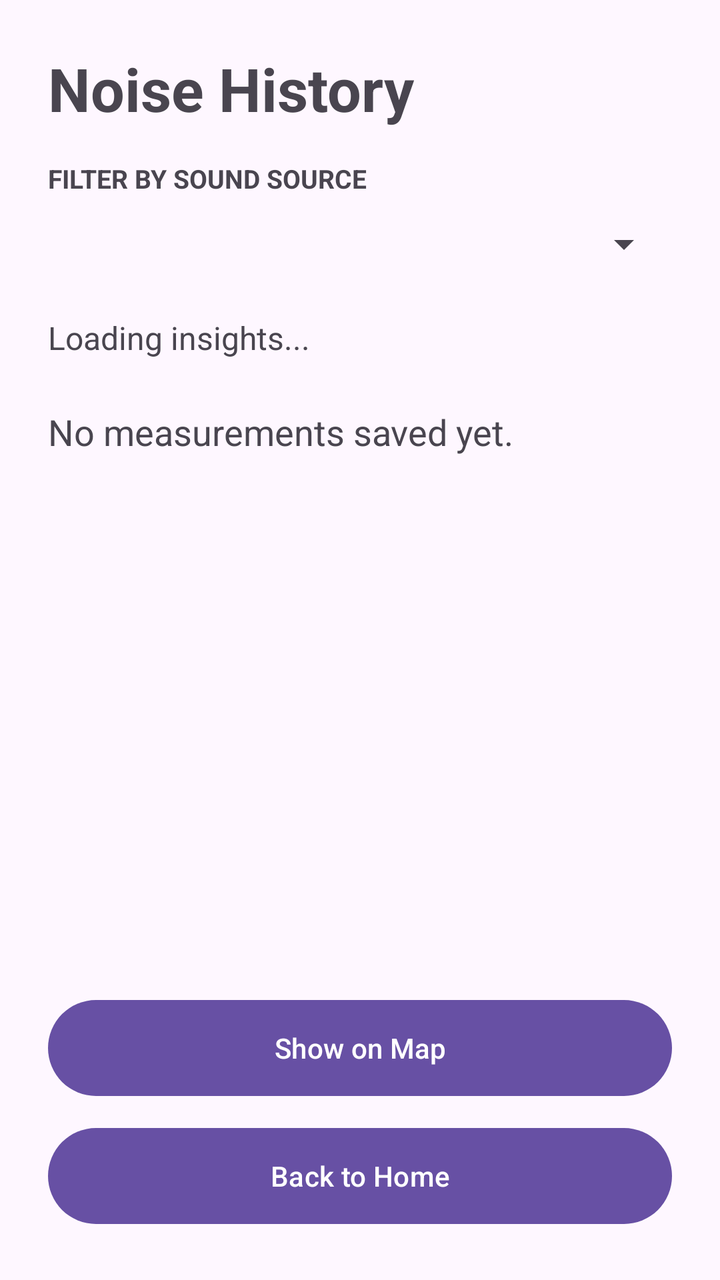
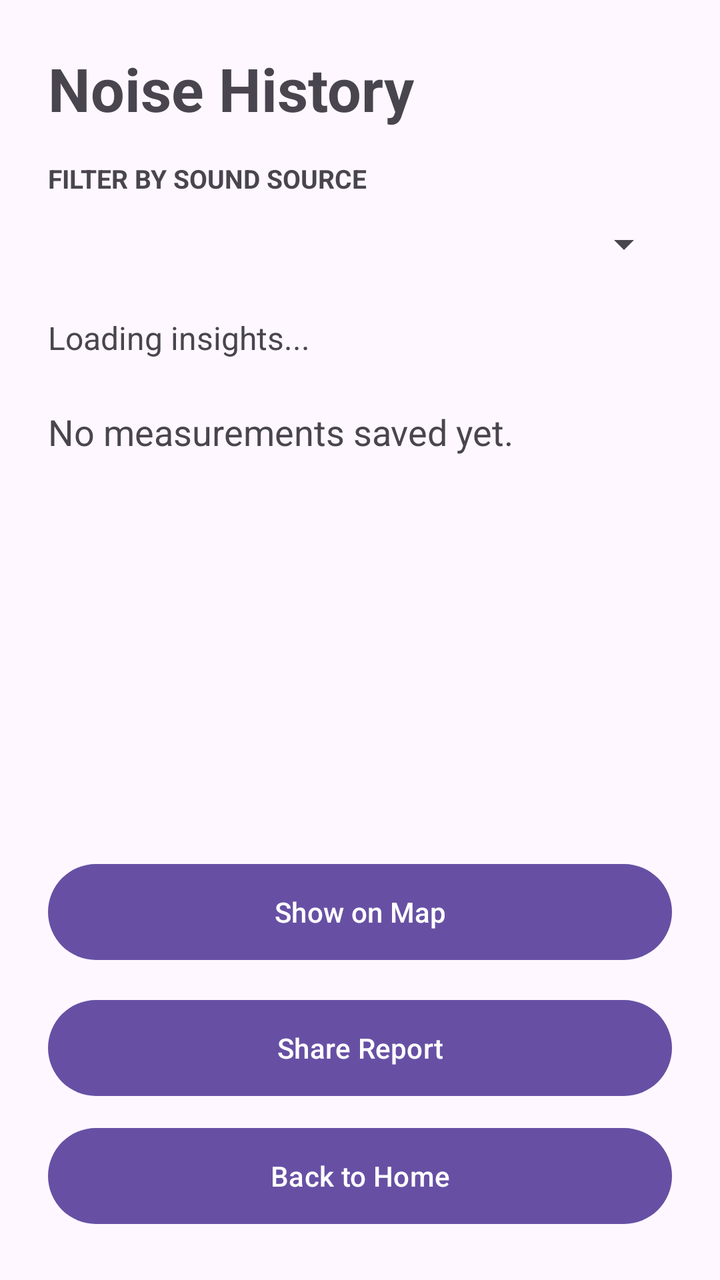

An Android layout rendered at two revisions. The XML below is the earlier revision; the diff shows what the commit changed to produce the second picture.
<!-- AndroidManifest.xml: application theme Theme.NSense -->
<!-- res/layout/activity_history.xml -->
<?xml version="1.0" encoding="utf-8"?>
<LinearLayout xmlns:android="http://schemas.android.com/apk/res/android"
    android:layout_width="match_parent"
    android:layout_height="match_parent"
    android:orientation="vertical"
    android:padding="24dp">

    <TextView
        android:layout_width="wrap_content"
        android:layout_height="wrap_content"
        android:text="Noise History"
        android:textSize="30sp"
        android:textStyle="bold" />

    <TextView
        android:layout_width="wrap_content"
        android:layout_height="wrap_content"
        android:layout_marginTop="16dp"
        android:text="FILTER BY SOUND SOURCE"
        android:textSize="13sp"
        android:textStyle="bold" />

    <Spinner
        android:id="@+id/spnSource"
        android:layout_width="match_parent"
        android:layout_height="48dp" />

    <ScrollView
        android:layout_width="match_parent"
        android:layout_height="0dp"
        android:layout_marginTop="12dp"
        android:layout_weight="1">

        <LinearLayout
            android:layout_width="match_parent"
            android:layout_height="wrap_content"
            android:orientation="vertical">

            <TextView
                android:id="@+id/tvInsights"
                android:layout_width="match_parent"
                android:layout_height="wrap_content"
                android:text="Loading insights..."
                android:textSize="16sp" />

            <TextView
                android:id="@+id/tvHistory"
                android:layout_width="match_parent"
                android:layout_height="wrap_content"
                android:layout_marginTop="24dp"
                android:text="No measurements saved yet."
                android:textSize="18sp" />

        </LinearLayout>
    </ScrollView>

    <Button
        android:id="@+id/btnShowMap"
        android:layout_width="match_parent"
        android:layout_height="56dp"
        android:layout_marginTop="12dp"
        android:text="Show on Map" />

    <Button
        android:id="@+id/btnBackHome"
        android:layout_width="match_parent"
        android:layout_height="56dp"
        android:layout_marginTop="8dp"
        android:text="Back to Home" />

</LinearLayout>
<!-- resources referenced by this layout -->
<resources>
  <style name="Theme.NSense" parent="Base.Theme.NSense" />
  <style name="Base.Theme.NSense" parent="Theme.Material3.DayNight.NoActionBar">
          
          
      </style>
</resources>

<!-- the commit's change to res/layout/activity_history.xml (unified diff, before → after) -->
@@ -62,6 +62,13 @@
         android:text="Show on Map" />
 
     <Button
+        android:id="@+id/btnShare"
+        android:layout_width="match_parent"
+        android:layout_height="56dp"
+        android:layout_marginTop="12dp"
+        android:text="Share Report" />
+
+    <Button
         android:id="@+id/btnBackHome"
         android:layout_width="match_parent"
         android:layout_height="56dp"
